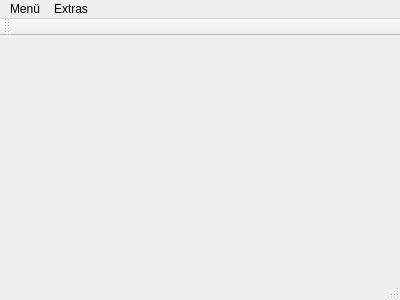
First picture: the form in mainwindow.ui, repository 15831944/CBrain, before the edit.
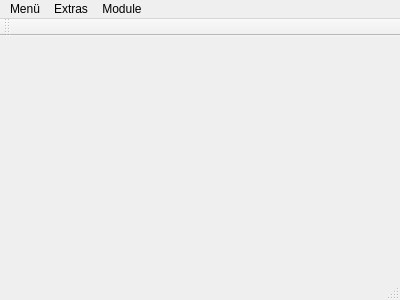
Second picture: the form after the edit.

```diff
--- a/mainwindow.ui
+++ b/mainwindow.ui
@@ -43,9 +43,17 @@
      <string>Extras</string>
     </property>
     <addaction name="actionInfo"/>
+    <addaction name="actionTestfunktion"/>
+   </widget>
+   <widget class="QMenu" name="menuModule">
+    <property name="title">
+     <string>Module</string>
+    </property>
+    <addaction name="actionTabelleneditor"/>
    </widget>
    <addaction name="menuEinstellungen"/>
    <addaction name="menuExtras"/>
+   <addaction name="menuModule"/>
   </widget>
   <widget class="QToolBar" name="mainToolBar">
    <attribute name="toolBarArea">
```
Left out of the diff: 10 changed lines with no effect on the pictures.
